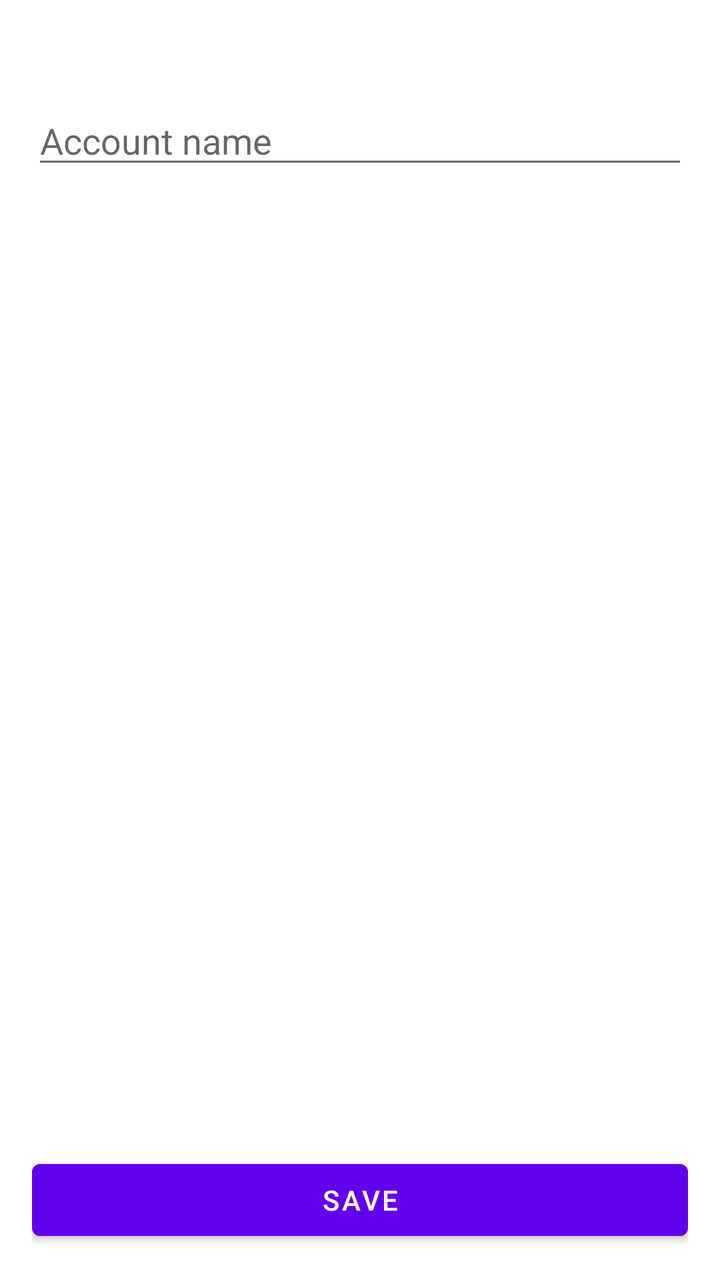
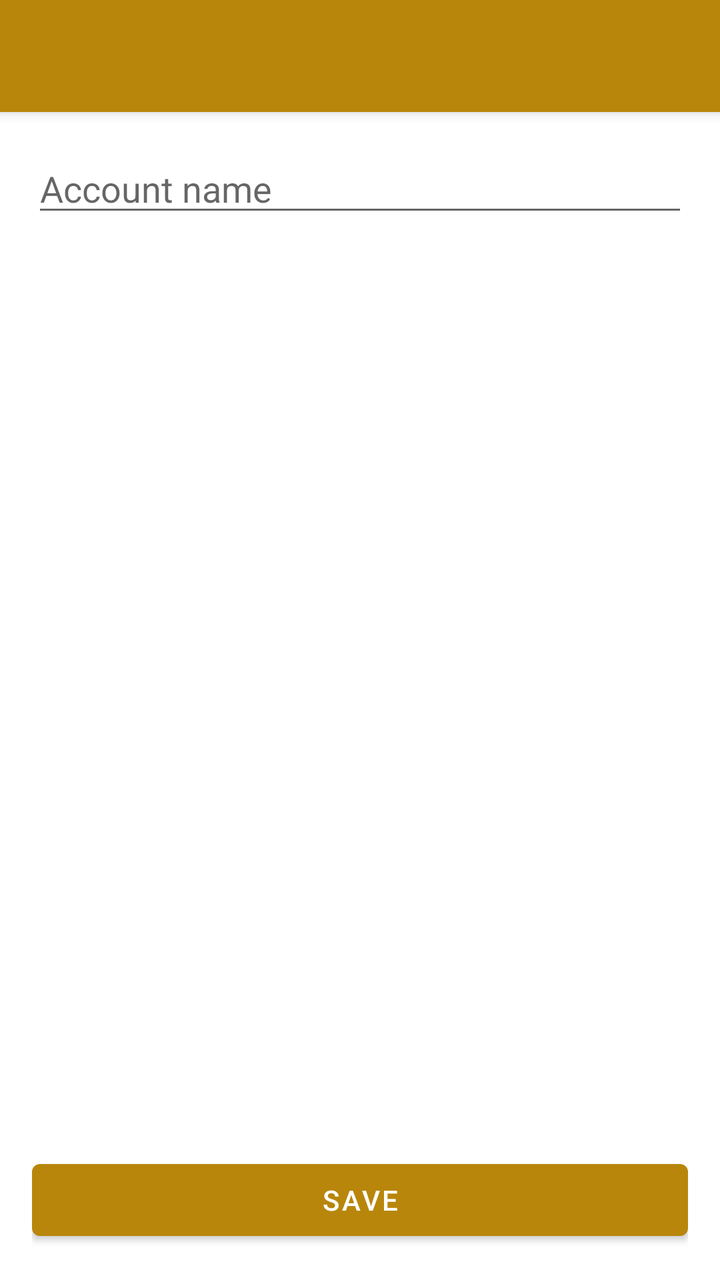

Before-and-after screenshots of an Android layout around one commit, followed by the original layout XML and the change that was made.
<!-- AndroidManifest.xml: application theme Theme.Accounting -->
<!-- res/layout/activity_edit_account.xml -->
<?xml version="1.0" encoding="utf-8"?>
<RelativeLayout xmlns:android="http://schemas.android.com/apk/res/android"
    android:layout_width="match_parent"
    android:layout_height="match_parent"
    android:padding="16dp">

    <EditText
        android:id="@+id/input_account_name"
        android:layout_width="match_parent"
        android:layout_height="wrap_content"
        android:hint="@string/hint_account_name"
        android:inputType="textCapWords"
        android:maxLines="1"
        android:layout_marginTop="@dimen/edit_activity_top_margin" />

    <Button
        android:id="@+id/button_save"
        android:layout_width="match_parent"
        android:layout_height="wrap_content"
        android:layout_alignParentBottom="true"
        android:text="@string/action_save" />

</RelativeLayout>
<!-- resources referenced by this layout -->
<resources>
  <dimen name="edit_activity_top_margin">0dp</dimen>
  <string name="action_save">Save</string>
  <string name="hint_account_name">Account name</string>
  <style name="Theme.Accounting" parent="Theme.MaterialComponents.DayNight.DarkActionBar">
          
          <item name="colorPrimary">@color/purple_500</item>
          <item name="colorPrimaryVariant">@color/purple_700</item>
          <item name="colorOnPrimary">@color/white</item>
          
          <item name="colorSecondary">@color/teal_200</item>
          <item name="colorSecondaryVariant">@color/teal_700</item>
          <item name="colorOnSecondary">@color/black</item>
          
          <item name="android:statusBarColor" tools:targetApi="21">?attr/colorPrimaryVariant</item>
          
      </style>
  <color name="purple_500">#FF6200EE</color>
  <color name="purple_700">#FF3700B3</color>
  <color name="white">#FFFFFFFF</color>
  <color name="teal_200">#FF03DAC5</color>
  <color name="teal_700">#FF018786</color>
  <color name="black">#FF000000</color>
</resources>

<!-- the commit's change to res/layout/activity_edit_account.xml (unified diff, before → after) -->
@@ -1,23 +1,45 @@
 <?xml version="1.0" encoding="utf-8"?>
-<RelativeLayout xmlns:android="http://schemas.android.com/apk/res/android"
+<LinearLayout xmlns:android="http://schemas.android.com/apk/res/android"
+    xmlns:app="http://schemas.android.com/apk/res-auto"
+    xmlns:tools="http://schemas.android.com/tools"
     android:layout_width="match_parent"
     android:layout_height="match_parent"
-    android:padding="16dp">
+    android:orientation="vertical">
 
-    <EditText
-        android:id="@+id/input_account_name"
+    <androidx.appcompat.widget.Toolbar
+        android:id="@+id/toolbar"
         android:layout_width="match_parent"
         android:layout_height="wrap_content"
-        android:hint="@string/hint_account_name"
-        android:inputType="textCapWords"
-        android:maxLines="1"
-        android:layout_marginTop="@dimen/edit_activity_top_margin" />
+        android:minHeight="?attr/actionBarSize"
+        android:background="?attr/colorPrimary"
+        android:elevation="4dp"
+        tools:ignore="NewApi"
+        android:theme="@style/ThemeOverlay.MaterialComponents.ActionBar"
+        app:titleTextAppearance="@style/TextAppearance.Accounting.Toolbar.Title"
+        app:titleTextColor="@color/white"
+        app:popupTheme="@style/ThemeOverlay.MaterialComponents.Light" />
 
-    <Button
-        android:id="@+id/button_save"
+    <RelativeLayout
         android:layout_width="match_parent"
-        android:layout_height="wrap_content"
-        android:layout_alignParentBottom="true"
-        android:text="@string/action_save" />
+        android:layout_height="0dp"
+        android:layout_weight="1"
+        android:padding="16dp">
 
-</RelativeLayout>
+        <EditText
+            android:id="@+id/input_account_name"
+            android:layout_width="match_parent"
+            android:layout_height="wrap_content"
+            android:hint="@string/hint_account_name"
+            android:inputType="textCapWords"
+            android:maxLines="1" />
+
+        <Button
+            android:id="@+id/button_save"
+            android:layout_width="match_parent"
+            android:layout_height="wrap_content"
+            android:layout_alignParentBottom="true"
+            android:text="@string/action_save" />
+
+    </RelativeLayout>
+
+</LinearLayout>
<!-- resource entries referenced after the edit -->
@@ -1,26 +1,25 @@
 <!-- resources referenced by this layout -->
 <resources>
-  <dimen name="edit_activity_top_margin">0dp</dimen>
   <string name="action_save">Save</string>
   <string name="hint_account_name">Account name</string>
-  <style name="Theme.Accounting" parent="Theme.MaterialComponents.DayNight.DarkActionBar">
-          
-          <item name="colorPrimary">@color/purple_500</item>
-          <item name="colorPrimaryVariant">@color/purple_700</item>
+  <style name="TextAppearance.Accounting.Toolbar.Title" parent="TextAppearance.Widget.AppCompat.Toolbar.Title">
+          <item name="android:textSize">18sp</item>
+          <item name="android:textStyle">bold</item>
+          <item name="android:textColor">@color/white</item>
+      </style>
+  <style name="Theme.Accounting" parent="Theme.MaterialComponents.DayNight.NoActionBar">
+          <item name="colorPrimary">@color/gold_500</item>
+          <item name="colorPrimaryVariant">@color/gold_700</item>
           <item name="colorOnPrimary">@color/white</item>
-          
-          <item name="colorSecondary">@color/teal_200</item>
-          <item name="colorSecondaryVariant">@color/teal_700</item>
-          <item name="colorOnSecondary">@color/black</item>
-          
+          <item name="colorSecondary">@color/brown_500</item>
+          <item name="colorSecondaryVariant">@color/brown_700</item>
+          <item name="colorOnSecondary">@color/white</item>
           <item name="android:statusBarColor" tools:targetApi="21">?attr/colorPrimaryVariant</item>
-          
       </style>
-  <color name="purple_500">#FF6200EE</color>
-  <color name="purple_700">#FF3700B3</color>
+  <color name="gold_500">#B8860B</color>
+  <color name="gold_700">#7A5C00</color>
+  <color name="brown_500">#5D4037</color>
+  <color name="brown_700">#4E342E</color>
   <color name="white">#FFFFFFFF</color>
-  <color name="teal_200">#FF03DAC5</color>
-  <color name="teal_700">#FF018786</color>
-  <color name="black">#FF000000</color>
 </resources>
 
